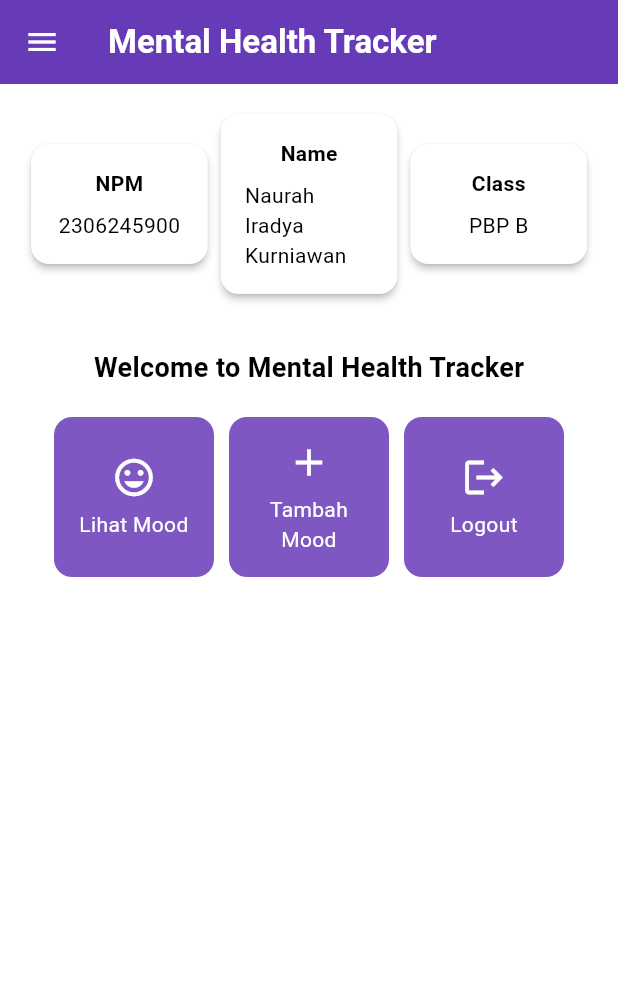
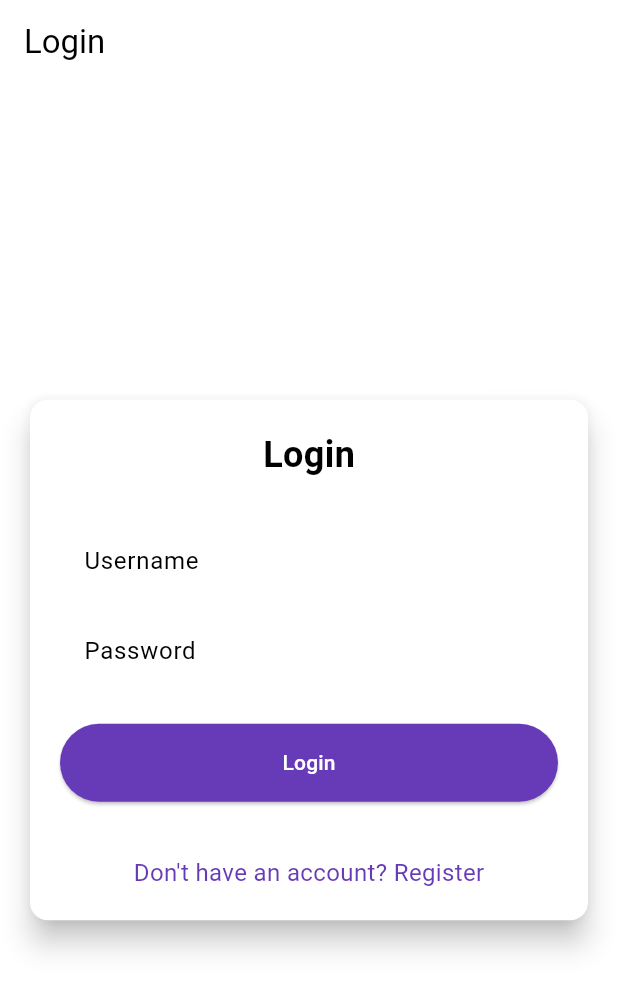
Before and after one commit to Naurah15/mental-health-tracker-mobile, a Flutter app: the screen it shows after launch, on a phone screen of 412 x 824 dp. Shown: the top 991 px of the screen. Run offline on Flutter 3.47's test engine with Material 3 defaults, Android fonts, the phone set to English and light mode, and no system bars; missing offline and left inert: pbp_django_auth.

Commit message:
tutorial 8

```diff
--- a/lib/main.dart
+++ b/lib/main.dart
@@ -1,5 +1,8 @@
 import 'package:flutter/material.dart';
+import 'package:mental_health_tracker/screens/login.dart';
 import 'package:mental_health_tracker/screens/menu.dart';
+import 'package:pbp_django_auth/pbp_django_auth.dart';
+import 'package:provider/provider.dart';
 
 void main() {
   runApp(const MyApp());
@@ -8,33 +11,23 @@ void main() {
 class MyApp extends StatelessWidget {
   const MyApp({super.key});
 
-  // This widget is the root of your application.
   @override
   Widget build(BuildContext context) {
-    return MaterialApp(
-      title: 'Flutter Demo',
-      theme: ThemeData(
-        // This is the theme of your application.
-        //
-        // TRY THIS: Try running your application with "flutter run". You'll see
-        // the application has a purple toolbar. Then, without quitting the app,
-        // try changing the seedColor in the colorScheme below to Colors.green
-        // and then invoke "hot reload" (save your changes or press the "hot
-        // reload" button in a Flutter-supported IDE, or press "r" if you used
-        // the command line to start the app).
-        //
-        // Notice that the counter didn't reset back to zero; the application
-        // state is not lost during the reload. To reset the state, use hot
-        // restart instead.
-        //
-        // This works for code too, not just values: Most code changes can be
-        // tested with just a hot reload.
-        colorScheme: ColorScheme.fromSwatch(
-          primarySwatch: Colors.deepPurple,
-        ).copyWith(secondary: Colors.deepPurple[400]),
-        useMaterial3: true,
+    return Provider(
+      create: (_) {
+        CookieRequest request = CookieRequest();
+        return request;
+      },
+      child: MaterialApp(
+        title: 'Mental Health Tracker',
+        theme: ThemeData(
+          useMaterial3: true,
+          colorScheme: ColorScheme.fromSwatch(
+            primarySwatch: Colors.deepPurple,
+          ).copyWith(secondary: Colors.deepPurple[400]),
+        ),
+        home: const LoginPage(),
       ),
-      home: MyHomePage(),
     );
   }
 }
--- /dev/null
+++ b/lib/screens/login.dart
@@ -0,0 +1,181 @@
+import 'package:mental_health_tracker/screens/menu.dart';
+import 'package:mental_health_tracker/screens/register.dart';
+import 'package:flutter/material.dart';
+import 'package:pbp_django_auth/pbp_django_auth.dart';
+import 'package:provider/provider.dart';
+
+void main() {
+  runApp(const LoginApp());
+}
+
+class LoginApp extends StatelessWidget {
+  const LoginApp({super.key});
+
+  @override
+  Widget build(BuildContext context) {
+    return MaterialApp(
+      title: 'Login',
+      theme: ThemeData(
+        useMaterial3: true,
+        colorScheme: ColorScheme.fromSwatch(
+          primarySwatch: Colors.deepPurple,
+        ).copyWith(secondary: Colors.deepPurple[400]),
+      ),
+      home: const LoginPage(),
+    );
+  }
+}
+
+class LoginPage extends StatefulWidget {
+  const LoginPage({super.key});
+
+  @override
+  State<LoginPage> createState() => _LoginPageState();
+}
+
+class _LoginPageState extends State<LoginPage> {
+  final TextEditingController _usernameController = TextEditingController();
+  final TextEditingController _passwordController = TextEditingController();
+
+  @override
+  Widget build(BuildContext context) {
+    final request = context.watch<CookieRequest>();
+
+    return Scaffold(
+      appBar: AppBar(
+        title: const Text('Login'),
+      ),
+      body: Center(
+        child: SingleChildScrollView(
+          padding: const EdgeInsets.all(16.0),
+          child: Card(
+            elevation: 8,
+            shape: RoundedRectangleBorder(
+              borderRadius: BorderRadius.circular(12.0),
+            ),
+            child: Padding(
+              padding: const EdgeInsets.all(20.0),
+              child: Column(
+                mainAxisSize: MainAxisSize.min,
+                children: [
+                  const Text(
+                    'Login',
+                    style: TextStyle(
+                      fontSize: 24.0,
+                      fontWeight: FontWeight.bold,
+                    ),
+                  ),
+                  const SizedBox(height: 30.0),
+                  TextField(
+                    controller: _usernameController,
+                    decoration: const InputDecoration(
+                      labelText: 'Username',
+                      hintText: 'Enter your username',
+                      border: OutlineInputBorder(
+                        borderRadius: BorderRadius.all(Radius.circular(12.0)),
+                      ),
+                      contentPadding:
+                          EdgeInsets.symmetric(horizontal: 12.0, vertical: 8.0),
+                    ),
+                  ),
+                  const SizedBox(height: 12.0),
+                  TextField(
+                    controller: _passwordController,
+                    decoration: const InputDecoration(
+                      labelText: 'Password',
+                      hintText: 'Enter your password',
+                      border: OutlineInputBorder(
+                        borderRadius: BorderRadius.all(Radius.circular(12.0)),
+                      ),
+                      contentPadding:
+                          EdgeInsets.symmetric(horizontal: 12.0, vertical: 8.0),
+                    ),
+                    obscureText: true,
+                  ),
+                  const SizedBox(height: 24.0),
+                  ElevatedButton(
+                    onPressed: () async {
+                      String username = _usernameController.text;
+                      String password = _passwordController.text;
+
+                      // Cek kredensial
+                      // TODO: Ganti URL dan jangan lupa tambahkan trailing slash (/) di akhir URL!
+                      // Untuk menyambungkan Android emulator dengan Django pada localhost,
+                      // gunakan URL http://10.0.2.2/
+                      final response = await request
+                          .login("http://127.0.0.1:8000/auth/login/", {
+                        'username': username,
+                        'password': password,
+                      });
+
+                      if (request.loggedIn) {
+                        String message = response['message'];
+                        String uname = response['username'];
+                        if (context.mounted) {
+                          Navigator.pushReplacement(
+                            context,
+                            MaterialPageRoute(
+                                builder: (context) => MyHomePage()),
+                          );
+                          ScaffoldMessenger.of(context)
+                            ..hideCurrentSnackBar()
+                            ..showSnackBar(
+                              SnackBar(
+                                  content:
+                                      Text("$message Selamat datang, $uname.")),
+                            );
+                        }
+                      } else {
+                        if (context.mounted) {
+                          showDialog(
+                            context: context,
+                            builder: (context) => AlertDialog(
+                              title: const Text('Login Gagal'),
+                              content: Text(response['message']),
+                              actions: [
+                                TextButton(
+                                  child: const Text('OK'),
+                                  onPressed: () {
+                                    Navigator.pop(context);
+                                  },
+                                ),
+                              ],
+                            ),
+                          );
+                        }
+                      }
+                    },
+                    style: ElevatedButton.styleFrom(
+                      foregroundColor: Colors.white,
+                      minimumSize: Size(double.infinity, 50),
+                      backgroundColor: Theme.of(context).colorScheme.primary,
+                      padding: const EdgeInsets.symmetric(vertical: 16.0),
+                    ),
+                    child: const Text('Login'),
+                  ),
+                  const SizedBox(height: 36.0),
+                  GestureDetector(
+                    onTap: () {
+                      Navigator.push(
+                        context,
+                        MaterialPageRoute(
+                            builder: (context) => const RegisterPage()),
+                      );
+                    },
+                    child: Text(
+                      'Don\'t have an account? Register',
+                      style: TextStyle(
+                        color: Theme.of(context).colorScheme.primary,
+                        fontSize: 16.0,
+                      ),
+                    ),
+                  ),
+                ],
+              ),
+            ),
+          ),
+        ),
+      ),
+    );
+  }
+}
--- a/pubspec.yaml
+++ b/pubspec.yaml
@@ -35,6 +35,9 @@ dependencies:
   # The following adds the Cupertino Icons font to your application.
   # Use with the CupertinoIcons class for iOS style icons.
   cupertino_icons: ^1.0.8
+  provider: ^6.1.2
+  pbp_django_auth: ^0.4.0
+  http: ^1.2.2
 
 dev_dependencies:
   flutter_test:
```
Also changed, not shown: lib/models/mood_entry.dart (added, +65 -0 lines), lib/screens/list_moodentry.dart (added, +89 -0 lines), lib/screens/moodentry_form.dart (+47 -33 lines), lib/screens/register.dart (added, +166 -0 lines), lib/widgets/left_drawer.dart (+12 -0 lines), lib/widgets/mood_card.dart (+54 -13 lines), pubspec.lock, 2 other files.
